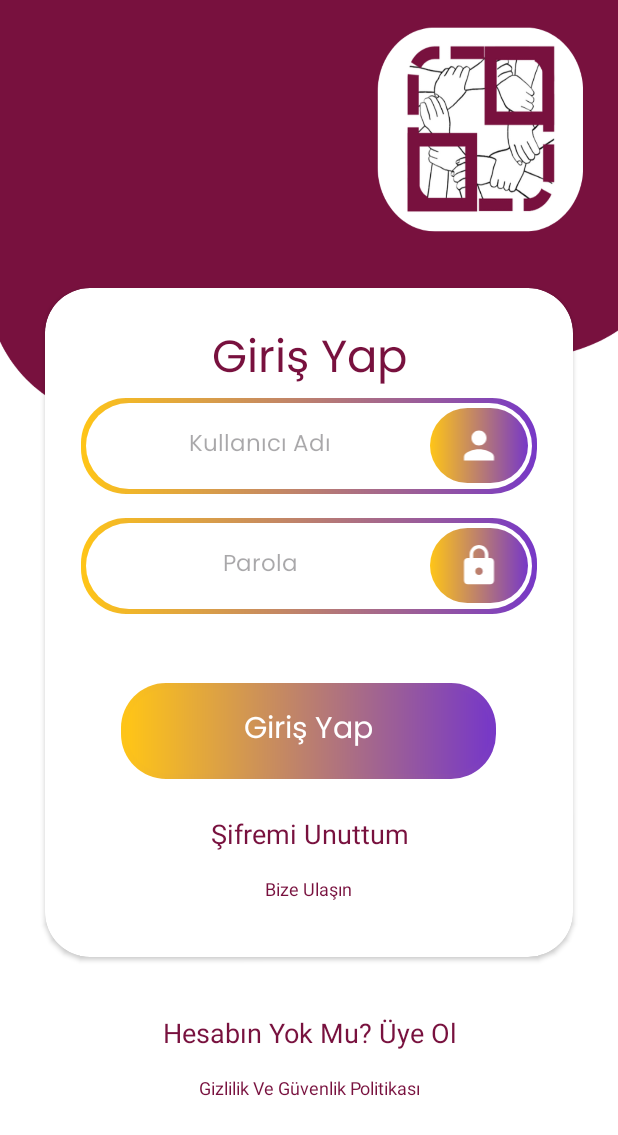
After one commit to abdullah-tanriverdi/FiratFuzyonApp, an Android app: the MembershipLoginScreenActivity screen opened directly, with no data from a screen before it, on a phone screen of 412 x 824 dp. The commit adds this screen. Shown: the top 1135 px of the screen. Run offline under Robolectric (Android 15) with nearby library versions, the phone set to English and light mode, and no system bars.

Commit message:
Sign In Screen Designed

```diff
--- a/app/src/main/AndroidManifest.xml
+++ b/app/src/main/AndroidManifest.xml
@@ -12,6 +12,9 @@
         android:supportsRtl="true"
         android:theme="@style/Theme.FiratFuzyon"
         tools:targetApi="31">
+        <activity
+            android:name=".MembershipLoginScreenActivity"
+            android:exported="false" />
         <activity
             android:name=".LoginPageRoutingActivity"
             android:exported="false" />
--- a/app/src/main/java/com/tanriverdi/firatfuzyon/LoginPageRoutingActivity.kt
+++ b/app/src/main/java/com/tanriverdi/firatfuzyon/LoginPageRoutingActivity.kt
@@ -7,7 +7,7 @@ import com.tanriverdi.firatfuzyon.databinding.ActivityLoginPageRoutingBinding
 
 class LoginPageRoutingActivity : AppCompatActivity() {
 
-    private lateinit var binding: ActivityLoginPageRoutingBinding
+    private lateinit var binding:ActivityLoginPageRoutingBinding
     override fun onCreate(savedInstanceState: Bundle?) {
         super.onCreate(savedInstanceState)
         binding = ActivityLoginPageRoutingBinding.inflate(layoutInflater)
@@ -16,7 +16,7 @@ class LoginPageRoutingActivity : AppCompatActivity() {
 
 
         binding.uyeGirisiButtonLayout.setOnClickListener{
-            val intent = Intent(this@LoginPageRoutingActivity, MainActivity::class.java)
+            val intent = Intent(this@LoginPageRoutingActivity, MembershipLoginScreenActivity::class.java)
             startActivity(intent)
         }
 
--- /dev/null
+++ b/app/src/main/java/com/tanriverdi/firatfuzyon/MembershipLoginScreenActivity.kt
@@ -0,0 +1,11 @@
+package com.tanriverdi.firatfuzyon
+
+import androidx.appcompat.app.AppCompatActivity
+import android.os.Bundle
+
+class MembershipLoginScreenActivity : AppCompatActivity() {
+    override fun onCreate(savedInstanceState: Bundle?) {
+        super.onCreate(savedInstanceState)
+        setContentView(R.layout.activity_membership_login_screen)
+    }
+}
--- /dev/null
+++ b/app/src/main/res/drawable/baseline_lock_24.xml
@@ -0,0 +1,5 @@
+<vector android:height="24dp" android:tint="#78113E"
+    android:viewportHeight="24" android:viewportWidth="24"
+    android:width="24dp" xmlns:android="http://schemas.android.com/apk/res/android">
+    <path android:fillColor="@android:color/white" android:pathData="M18,8h-1L17,6c0,-2.76 -2.24,-5 -5,-5S7,3.24 7,6v2L6,8c-1.1,0 -2,0.9 -2,2v10c0,1.1 0.9,2 2,2h12c1.1,0 2,-0.9 2,-2L20,10c0,-1.1 -0.9,-2 -2,-2zM12,17c-1.1,0 -2,-0.9 -2,-2s0.9,-2 2,-2 2,0.9 2,2 -0.9,2 -2,2zM15.1,8L8.9,8L8.9,6c0,-1.71 1.39,-3.1 3.1,-3.1 1.71,0 3.1,1.39 3.1,3.1v2z"/>
+</vector>
--- /dev/null
+++ b/app/src/main/res/layout/activity_membership_login_screen.xml
@@ -0,0 +1,234 @@
+<?xml version="1.0" encoding="utf-8"?>
+<LinearLayout
+    xmlns:android="http://schemas.android.com/apk/res/android"
+    xmlns:app="http://schemas.android.com/apk/res-auto"
+    xmlns:tools="http://schemas.android.com/tools"
+    android:layout_width="match_parent"
+    android:layout_height="match_parent"
+    android:orientation="vertical"
+    android:gravity="center"
+    android:background="@drawable/loginpageroutingbackgroundwithoutappname"
+    tools:context=".MembershipLoginScreenActivity">
+
+    <Space
+        android:layout_width="0dp"
+        android:layout_height="100dp"
+      />
+
+
+
+    <androidx.cardview.widget.CardView
+        android:layout_width="match_parent"
+        android:layout_height="wrap_content"
+        android:layout_margin="30dp"
+        app:cardCornerRadius="30dp"
+        android:elevation="20dp"
+        android:background="@drawable/custombuttonloginpagerouting">
+
+
+        <LinearLayout
+            android:layout_width="match_parent"
+            android:layout_height="wrap_content"
+            android:orientation="vertical"
+            android:layout_gravity="center_horizontal"
+            android:padding="24dp">
+
+            <TextView
+                android:id="@+id/membershipCardViewLoginText"
+                android:layout_width="match_parent"
+                android:layout_height="wrap_content"
+                android:text="@string/girisYap"
+                android:textSize="30sp"
+                android:textAlignment="center"
+                android:textColor="@color/burgundy"
+                android:fontFamily="@font/poppins"/>
+
+            <RelativeLayout
+                android:id="@+id/membershipCardViewUsernameLayout"
+                android:layout_width="match_parent"
+                android:layout_height="64dp"
+                android:layout_centerInParent="true"
+                android:background="@drawable/custombuttonloginpagerouting"
+                android:layout_marginBottom="16dp"
+                tools:ignore="MissingConstraints">
+
+                <ImageView
+                    android:layout_width="match_parent"
+                    android:layout_height="match_parent"
+                    android:layout_marginStart="3dp"
+                    android:layout_marginTop="3dp"
+                    android:layout_marginEnd="3dp"
+                    android:layout_marginBottom="3dp"
+                    android:src="@drawable/custombuttonloginpagerouting"
+                    app:tint="#ffff" />
+
+                <RelativeLayout
+                    android:layout_width="65dp"
+                    android:layout_height="50dp"
+                    android:layout_alignParentRight="true"
+                    android:layout_centerVertical="true"
+                    android:layout_marginRight="6dp"
+                    android:background="@drawable/custombuttonloginpagerouting">
+
+                    <ImageView
+                        android:layout_width="match_parent"
+                        android:layout_height="match_parent"
+                        android:padding="10dp"
+                        android:src="@drawable/baseline_person_24"
+                        app:tint="#fff" />
+
+                </RelativeLayout>
+
+                <EditText
+                    android:id="@+id/membershipCardViewUsernameEditText"
+                    android:layout_width="match_parent"
+                    android:layout_height="match_parent"
+                    android:layout_marginRight="65dp"
+                    android:fontFamily="@font/poppins"
+                    android:gravity="center"
+                    android:hint="@string/kullaniciAdi"
+                    android:maxLength="22"
+                    android:textColor="@color/burgundy"
+                    android:textSize="15sp"
+                    android:background="@null"/>
+
+            </RelativeLayout>
+
+            <RelativeLayout
+                android:id="@+id/membershipCardViewPasswordLayout"
+                android:layout_width="match_parent"
+                android:layout_height="64dp"
+                android:layout_centerInParent="true"
+                android:background="@drawable/custombuttonloginpagerouting"
+                android:layout_marginBottom="16dp"
+                tools:ignore="MissingConstraints">
+
+                <ImageView
+                    android:layout_width="match_parent"
+                    android:layout_height="match_parent"
+                    android:layout_marginStart="3dp"
+                    android:layout_marginTop="3dp"
+                    android:layout_marginEnd="3dp"
+                    android:layout_marginBottom="3dp"
+                    android:src="@drawable/custombuttonloginpagerouting"
+                    app:tint="#ffff" />
+
+                <RelativeLayout
+                    android:layout_width="65dp"
+                    android:layout_height="50dp"
+                    android:layout_alignParentRight="true"
+                    android:layout_centerVertical="true"
+                    android:layout_marginRight="6dp"
+                    android:background="@drawable/custombuttonloginpagerouting">
+
+                    <ImageView
+                        android:layout_width="match_parent"
+                        android:layout_height="match_parent"
+                        android:padding="10dp"
+                        android:src="@drawable/baseline_lock_24"
+                        app:tint="#fff" />
+
+                </RelativeLayout>
+
+                <EditText
+                    android:id="@+id/membershipCardViewPasswordEditText"
+                    android:layout_width="match_parent"
+                    android:layout_height="match_parent"
+                    android:layout_marginRight="65dp"
+                    android:fontFamily="@font/poppins"
+                    android:gravity="center"
+                    android:inputType="textPassword"
+                    android:hint="@string/parola"
+                    android:textColor="@color/burgundy"
+                    android:textSize="15sp"
+                    android:background="@null"/>
+
+            </RelativeLayout>
+
+            <RelativeLayout
+                android:id="@+id/uyeGirisiGirisYapButtonLayout"
+                android:layout_width="250dp"
+                android:layout_height="64dp"
+                android:layout_gravity="center"
+                android:layout_centerInParent="true"
+                android:background="@drawable/custombuttonloginpagerouting"
+                android:layout_marginBottom="16dp"
+                android:layout_marginTop="30dp"
+                tools:ignore="MissingConstraints">
+
+                <ImageView
+                    android:layout_width="match_parent"
+                    android:layout_height="match_parent"
+                    android:layout_marginStart="3dp"
+                    android:layout_marginTop="3dp"
+                    android:layout_marginEnd="3dp"
+                    android:layout_marginBottom="3dp"
+                    android:src="@drawable/custombuttonloginpagerouting" />
+
+
+
+                <TextView
+                    android:id="@+id/membershipCardViewLoginTextButton"
+                    android:layout_width="match_parent"
+                    android:layout_height="match_parent"
+                    android:fontFamily="@font/poppins"
+                    android:gravity="center"
+                    android:text="@string/girisYap"
+                    android:textColor="@color/white"
+                    android:textSize="20sp" />
+
+            </RelativeLayout>
+
+            <TextView
+                android:id="@+id/membershipCardViewForgotPasswordText"
+                android:layout_width="wrap_content"
+                android:layout_height="wrap_content"
+                android:padding="8dp"
+               android:layout_gravity="center"
+                android:text="@string/sifremiUnuttum"
+                android:textSize="18sp"
+                android:textAlignment="center"
+                android:textColor="@color/burgundy"
+               />
+            <TextView
+                android:id="@+id/membershipCardViewContactUsText"
+                android:layout_width="wrap_content"
+                android:layout_height="wrap_content"
+                android:padding="8dp"
+                android:layout_gravity="center"
+                android:text="@string/bizeUlasın"
+                android:textSize="12sp"
+                android:textAlignment="center"
+                android:textColor="@color/burgundy"
+                android:layout_marginBottom="5dp"/>
+
+        </LinearLayout>
+
+    </androidx.cardview.widget.CardView>
+
+
+    <TextView
+        android:id="@+id/membershipSignUpText"
+        android:layout_width="wrap_content"
+        android:layout_height="wrap_content"
+        android:padding="8dp"
+        android:text="@string/hesabınYokMu"
+        android:textSize="18sp"
+        android:textAlignment="center"
+        android:textColor="@color/burgundy"
+        />
+
+    <TextView
+        android:id="@+id/membersipSecurityText"
+        android:layout_width="wrap_content"
+        android:layout_height="wrap_content"
+        android:padding="8dp"
+        android:text="@string/gizlilik"
+        android:textSize="12sp"
+        android:textAlignment="center"
+        android:textColor="@color/burgundy"
+        android:layout_marginBottom="20dp"/>
+
+
+
+</LinearLayout>
--- a/app/src/main/res/values/strings.xml
+++ b/app/src/main/res/values/strings.xml
@@ -4,9 +4,14 @@
     <string name="uyeGirisi">Üye Girişi</string>
     <string name="toplulukGirisi">Topluluk Girişi</string>
     <string name="baslık">Lorem Ipsum</string>
-    <string name="acıklama">Lorem ipsum doldaesit amet, consectetur
-        adipiscing elit, sed do eiusmod tempor inca.</string>
-
+    <string name="acıklama">Lorem ipsum doldaesit amet, consecteturadipiscing elit, sed do eiusmod tempor inca.</string>
+    <string name="girisYap">Giriş Yap</string>
+    <string name="kullaniciAdi">Kullanıcı Adı</string>
+    <string name="parola">Parola</string>
+    <string name="sifremiUnuttum">Şifremi Unuttum</string>
+    <string name="hesabınYokMu">Hesabın Yok Mu? Üye Ol</string>
+    <string name="gizlilik">Gizlilik Ve Güvenlik Politikası</string>
+    <string name="bizeUlasın">Bize Ulaşın</string>
 
 
 </resources>
```
Also changed, not shown: app/src/main/res/drawable/loginpageroutingbackgroundwithoutappname.png (added).
